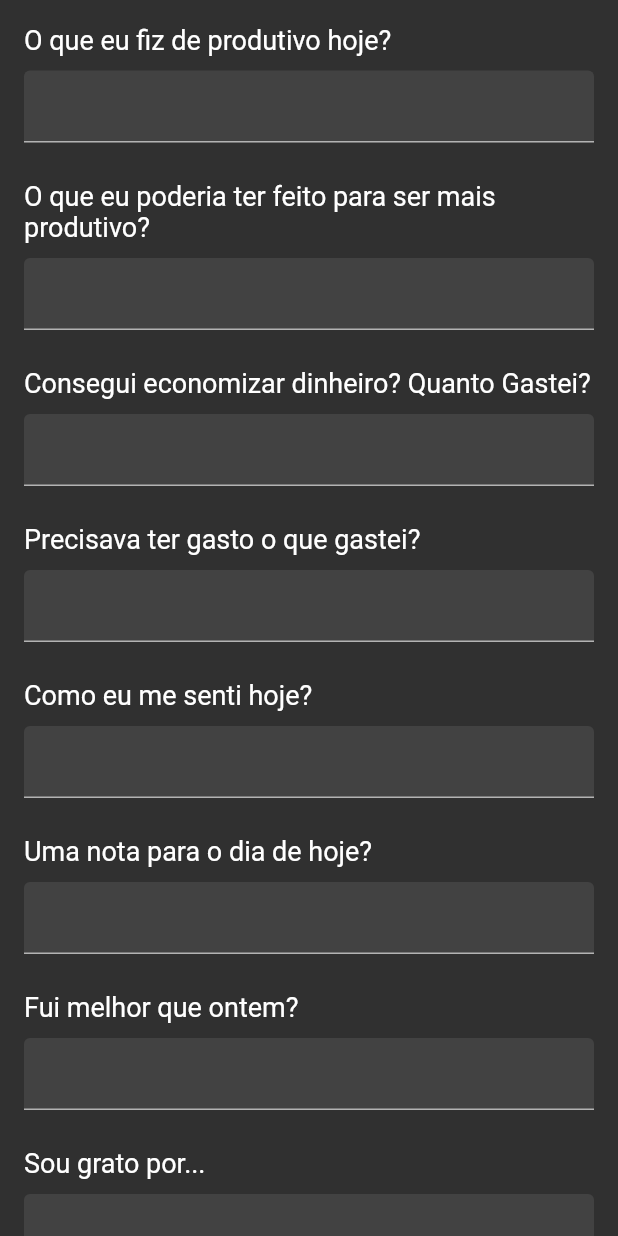
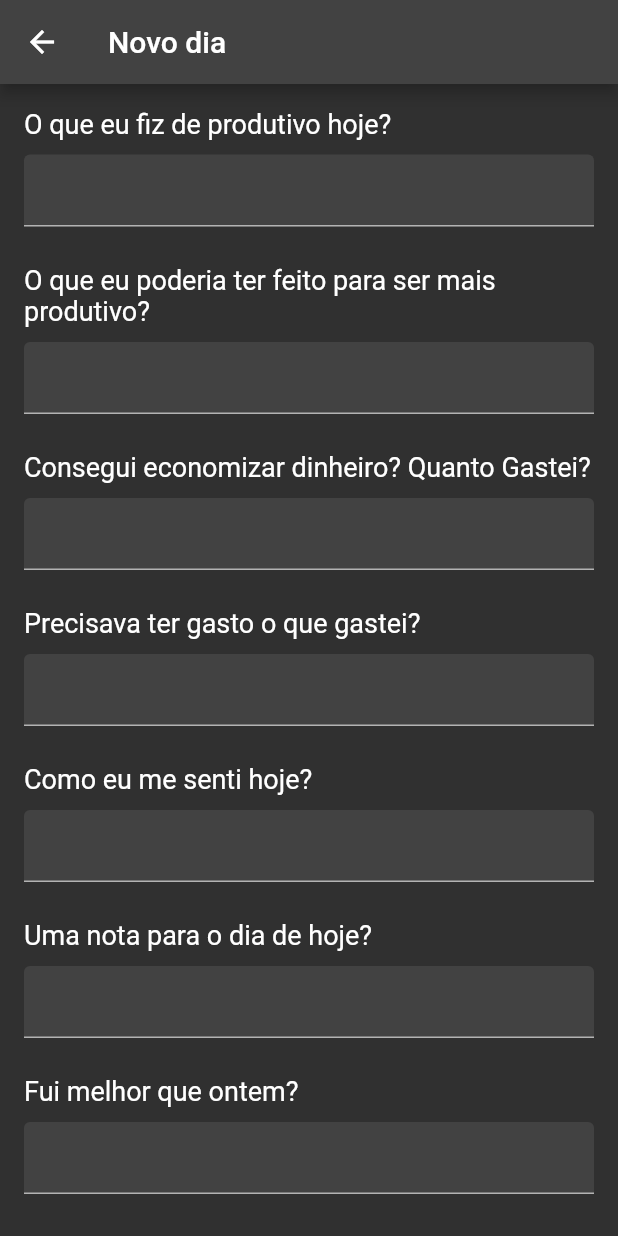
Before and after one commit to Abreu00/MM, a Flutter app: the AddRecord screen opened directly, on a phone screen of 412 x 824 dp. Run offline on Flutter 3.47's test engine with Material 2 defaults, Android fonts, the phone set to English and light mode, and no system bars.

Commit message:
Implemented basic page navigation

```diff
--- a/lib/addRecord.dart
+++ b/lib/addRecord.dart
@@ -24,7 +24,7 @@ class AddRecordState extends State<AddRecord> {
 
   void handleSubmit() {
     if (_formKey.currentState.validate()) {
-      print('valid');
+      Navigator.pop(context);
     }
   }
 
@@ -43,7 +43,7 @@ class AddRecordState extends State<AddRecord> {
   @override
   Widget build(BuildContext context) {
 
-    return Form(
+    Widget form = Form(
       key: _formKey,
       child: SingleChildScrollView(
         padding: const EdgeInsets.all(16.0),
@@ -53,13 +53,26 @@ class AddRecordState extends State<AddRecord> {
             yield Container(
               child: RaisedButton(
               onPressed: this.handleSubmit,
-              child: Text("Submit"),
-              )
+              child: Text(
+                "Salvar",
+                style: TextStyle(fontSize: 20),
+              ),
+              ),
             );
           }())
         ),
       )
     );
+
+    return Scaffold(
+      appBar: AppBar(
+        title: Text('Novo dia'),
+        centerTitle: false,
+      ),
+      body: form
+
+    );
+
   }
 }
 
```
Also changed, not shown: lib/home.dart (added, +21 -0 lines), lib/main.dart (+2 -7 lines).
